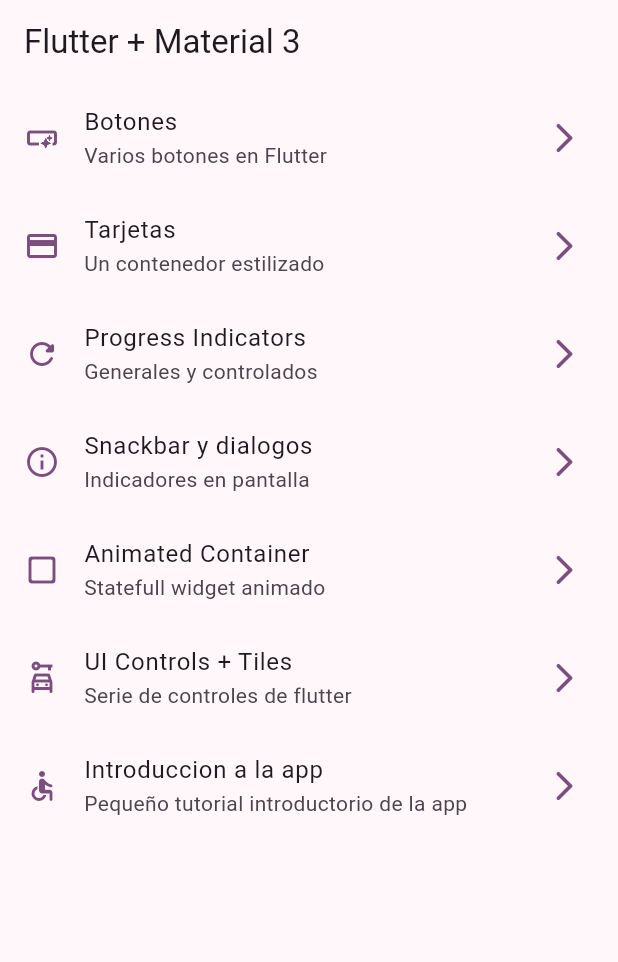
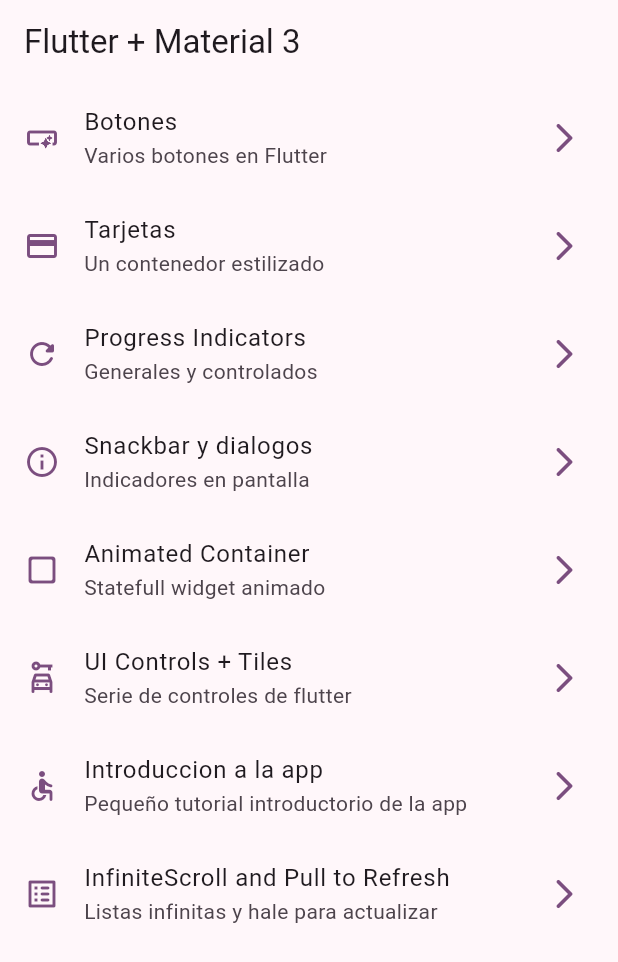
Before and after one commit to Zetien/widgetsappz, a Flutter app: the screen it shows after launch, on a phone screen of 412 x 824 dp. Shown: the top 962 px of the screen. Run offline on Flutter 3.47's test engine with Material 3 defaults, Android fonts, the phone set to English and light mode, and no system bars; our stand-ins replace animate_do, go_router.

Commit message:
creado infinite scroll

```diff
--- a/lib/config/menu/memu_items.dart
+++ b/lib/config/menu/memu_items.dart
@@ -61,4 +61,10 @@ const appMenuItems = <MenuItem>[
     link: '/tutorial',
     icon: Icons.accessible_rounded
   ),
+    MenuItem(
+    title: 'InfiniteScroll and Pull to Refresh',
+    subTitle: 'Listas infinitas y hale para actualizar',
+    link: '/infinite',
+    icon: Icons.list_alt_rounded
+  ),
 ];
--- a/lib/config/router/app_router.dart
+++ b/lib/config/router/app_router.dart
@@ -49,6 +49,11 @@ final appRouter = GoRouter(
       name: AppTutorialScreen.name,
       builder: (context, state) => const AppTutorialScreen(),
     ),
+      GoRoute(
+      path: '/infinite',
+      name: InfiniteScrollScreen.name,
+      builder: (context, state) => const InfiniteScrollScreen(),
+    ),
 
   ]
 );
--- a/lib/presentation/screens/home/home_screen.dart
+++ b/lib/presentation/screens/home/home_screen.dart
@@ -1,7 +1,6 @@
 import 'package:flutter/material.dart';
 import 'package:go_router/go_router.dart';
 import 'package:widgets_app/config/menu/memu_items.dart';
-import 'package:widgets_app/presentation/screens/screens.dart';
 
 class HomeScreen extends StatelessWidget {
   static const String name = 'home_screen';
```
Also changed, not shown: lib/presentation/screens/infinite_scroll/infinite_scroll_screen.dart (+29 -3 lines).
